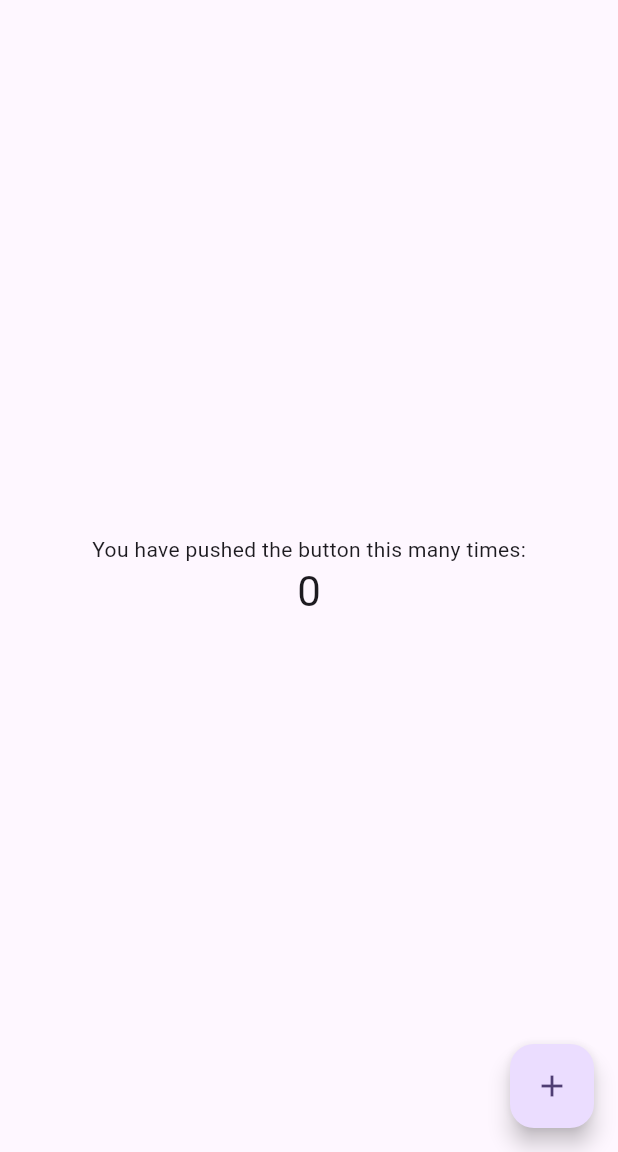
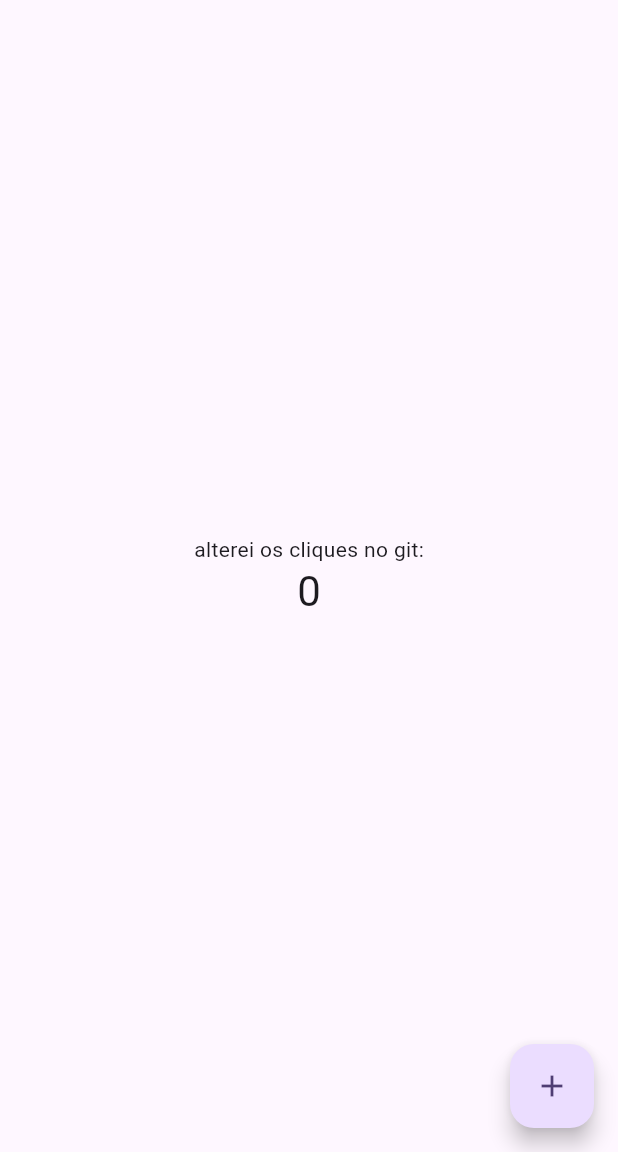
Before and after one commit to SergioRibeiroSilva/widget_basico, a Flutter app: the screen it shows after launch, on a phone screen of 412 x 824 dp, the part 84-1236 px from its top. Run offline on Flutter 3.47's test engine with Material 3 defaults, Android fonts, the light colour scheme and no system bars.

Commit message:
Update main.dart

```diff
--- a/lib/main.dart
+++ b/lib/main.dart
@@ -104,7 +104,7 @@
           // wireframe for each widget.
           mainAxisAlignment: MainAxisAlignment.center,
           children: <Widget>[
-            const Text('You have pushed the button this many times:'),
+            const Text('alterei os cliques no git:'),
             Text(
               '$_counter',
               style: Theme.of(context).textTheme.headlineMedium,
```
